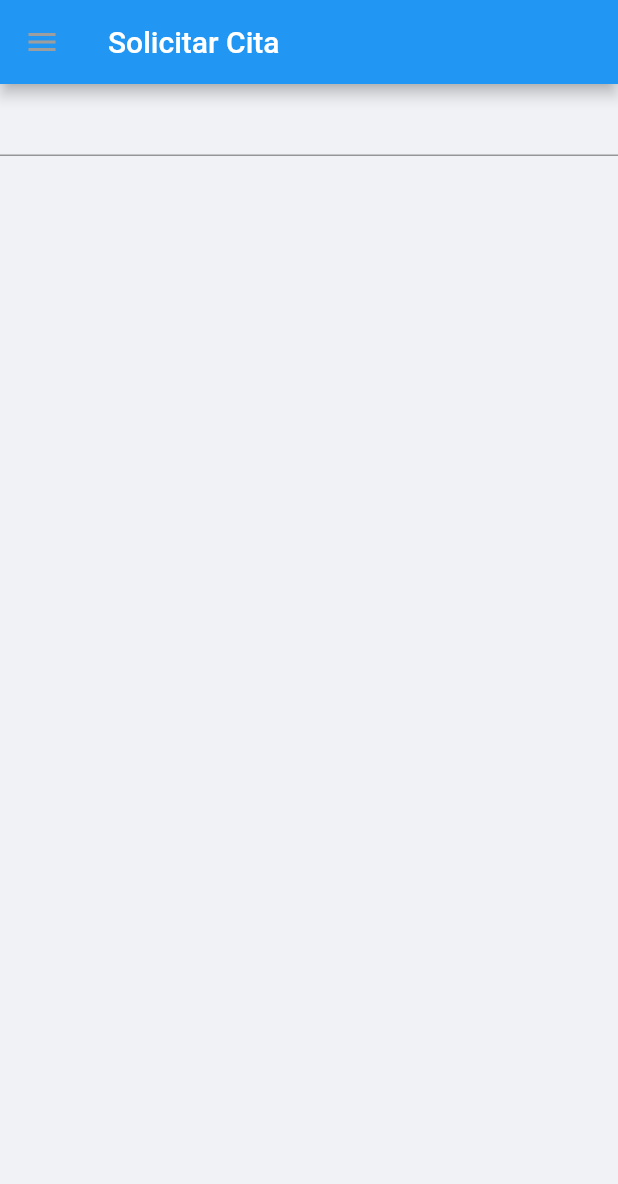
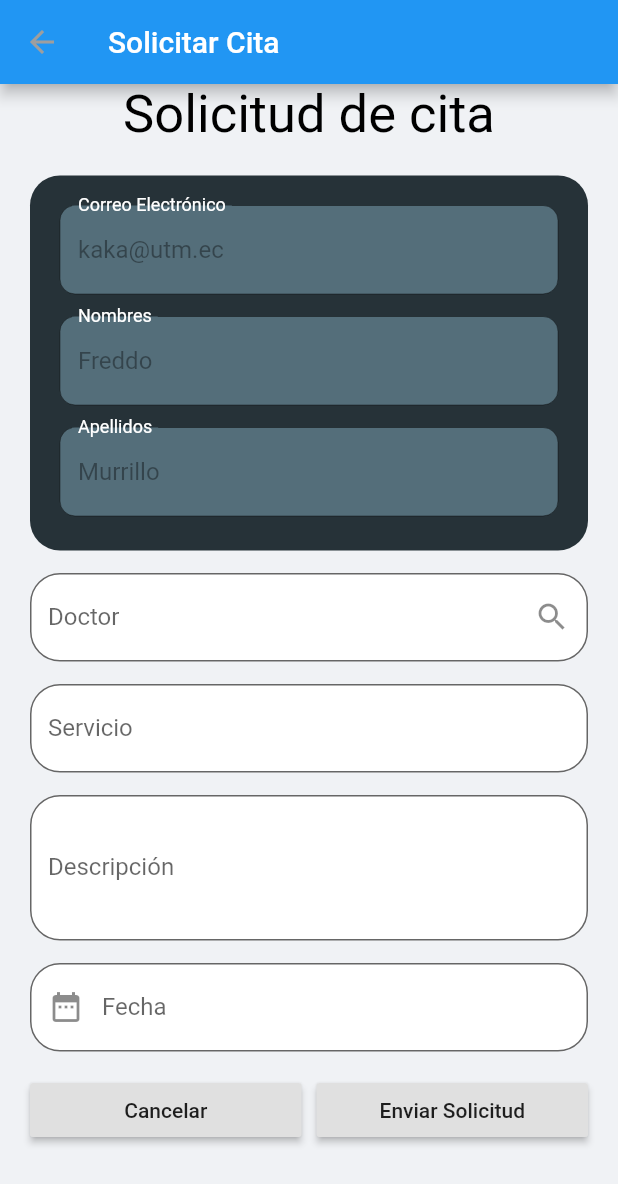
Before and after one commit to FreddyMurillo23/DentCloud, a Flutter app: the AddEvent screen opened by its route, on a phone screen of 412 x 824 dp. Shown: the top 1184 px of the screen. Run offline on Flutter 3.47's test engine with Material 2 defaults, Android fonts, the phone set to English and light mode, and no system bars; drawn by our look-alikes of datetime_picker_formfield; our stand-ins replace flutter_svg, material_design_icons_flutter, shared_preferences, table_calendar; accounts and stored records are empty; network calls fail.

Commit message:
Creación de la Interfaz Añadir Eventos
-Interfaz Añadir Eventos - Terminada 90%
- Creación método Registrar Eventos

```diff
--- a/lib/src/controllers/apointment_ctrl.dart
+++ b/lib/src/controllers/apointment_ctrl.dart
@@ -16,4 +16,13 @@ class EventosCtrl{
     print("object");
     return null;
   }
+
+  static Future<bool> registrarEventos(String ruc, String emailDoc, String emailUser, String service, String descripcion, DateTime fecha) async{
+    final response = await http.get("http://54.197.83.249/PHP_REST_API/api/post/post_medical_appointment.php?business_ruc=$ruc&user_email_doctor=$emailDoc&user_email_patient=$emailUser&business_service=$service&commentary=$descripcion&date_time=$fecha");
+    if (response.statusCode == 200) {
+      return true;
+    } else {
+      return false;
+    }
+  }
 }
--- a/lib/src/pages/agenda/add_event.dart
+++ b/lib/src/pages/agenda/add_event.dart
@@ -1,5 +1,7 @@
+import 'package:datetime_picker_formfield/datetime_picker_formfield.dart';
 import 'package:flutter/material.dart';
-import 'package:muro_dentcloud/src/controllers/doctors_ctrl.dart';
+import 'package:intl/intl.dart';
+import 'package:muro_dentcloud/src/controllers/apointment_ctrl.dart';
 import 'package:muro_dentcloud/src/models/doctors_model.dart';
 import 'package:muro_dentcloud/src/widgets/drawer_appbar.dart';
 import 'package:muro_dentcloud/src/widgets/search_bar.dart';
@@ -10,31 +12,349 @@ class AddEvent extends StatefulWidget {
 }
 
 class _AddEventState extends State<AddEvent> {
+  final formkey = new GlobalKey<FormState>();
+  String doctor, email, descripcion, servicio;
+  DateTime fecha;
+  TextEditingController controlador = TextEditingController();
+  TextEditingController controladorCorreoUser = TextEditingController();
+  TextEditingController controladorNombreUser = TextEditingController();
+  TextEditingController controladorApellidoUser = TextEditingController();
+  final format = DateFormat("yyyy-MM-dd");
 
-  Doctores doctoresGet;
+
+  Doctores doctorSeleccionado;
   List<Doctores> historial = [];
+
+  void validateFields(){
+    final form = formkey.currentState;
+
+  if(form.validate()){
+    form.save();
+    print("Form is valid");
+    EventosCtrl.registrarEventos("1317054888001", "hvargas@utm.ec", "kaka@utm.ec", servicio, descripcion, fecha).then((value){
+      if(value){
+        print("De ley chamo");
+      } else{
+        print("No se pudo burro");
+      }
+    });
+  } else{
+    print('Form is invalid');
+  }
+  }
 
   @override
   void initState() {
     super.initState();
+    controladorCorreoUser.text = "kaka@utm.ec";
+    controladorNombreUser.text = "Freddo";
+    controladorApellidoUser.text = "Murrillo";
   }
 
   @override
   Widget build(BuildContext context) {
     return Scaffold(
-      drawer: NavDrawer(),
       appBar: AppBar(
         title: Text("Solicitar Cita"),
       ),
-      body: Column(
+      body: SingleChildScrollView(
+        child: Column(
+          mainAxisAlignment: MainAxisAlignment.start,
+          mainAxisSize: MainAxisSize.max,
+          children: [
 
-        children: [
-          TextField(
-            onTap: () async{
-              showSearch(context: context, delegate: EventSearchDelegate());
-            },
-          )
-        ],
+            Text("Solicitud de cita",
+                    textAlign: TextAlign.left,
+                      style: TextStyle(
+                        color: Colors.black,
+                        fontSize: 35,
+
+                      ),
+                    ),
+
+            Padding(
+              padding: EdgeInsets.fromLTRB(20, 20, 20, 10),
+              child: Form(
+                key: formkey,
+                child: Column(
+                  children: [
+
+                    //Container Usuario
+                    Row(
+                      mainAxisSize: MainAxisSize.max,
+                      mainAxisAlignment: MainAxisAlignment.start,
+                      crossAxisAlignment: CrossAxisAlignment.center,
+                      children: [
+                        Expanded(
+                          child: Container(
+                            height: 250,
+                            decoration: BoxDecoration(
+                              color: Colors.blueGrey[900],
+                              borderRadius: BorderRadius.all(Radius.circular(20)),
+                            ),
+                            padding: EdgeInsets.fromLTRB(20, 20, 20, 10),
+                            child: Column(
+                              children: [
+                                //Correo Usuario
+                                TextField(
+                                  controller: controladorCorreoUser,
+                                  decoration: InputDecoration(
+                                    filled: true,
+                                    fillColor: Colors.blueGrey[600],
+                                    labelText: "Correo Electrónico",
+                                    labelStyle: TextStyle(
+                                      color: Colors.white,
+                                    ),
+                                    enabled: false,
+                                    border: OutlineInputBorder(
+                                      borderRadius: BorderRadius.all(Radius.circular(10)),
+                                    )
+                                  ),
+                                ),
+                                SizedBox(height: 15,),
+                                //Nombres Usuario
+                                TextField(
+                                  controller: controladorNombreUser,
+                                  decoration: InputDecoration(
+                                    filled: true,
+                                    fillColor: Colors.blueGrey[600],
+                                    labelText: "Nombres",
+                                    labelStyle: TextStyle(
+                                      color: Colors.white,
+                                    ),
+                                    enabled: false,
+                                    border: OutlineInputBorder(
+                                      borderRadius: BorderRadius.all(Radius.circular(10)),
+                                    )
+                                  ),
+                                ),
+                                SizedBox(height: 15,),
+                                //Apellidos Usuario
+                                TextField(
+                                  controller: controladorApellidoUser,
+                                  decoration: InputDecoration(
+                                    filled: true,
+                                    fillColor: Colors.blueGrey[600],
+                                    labelText: "Apellidos",
+                                    labelStyle: TextStyle(
+                                      color: Colors.white,
+                                    ),
+                                    enabled: false,
+                                    border: OutlineInputBorder(
+                                      borderRadius: BorderRadius.all(Radius.circular(10)),
+                                    )
+                                  ),
+                                ),
+                              ],
+                            ),
+                          )
+                        ),
+                      ],
+                    ),
+
+                    SizedBox(height: 15,),
+
+                    //Doctor
+                    Row(
+                      mainAxisSize: MainAxisSize.max,
+                      mainAxisAlignment: MainAxisAlignment.start,
+                      crossAxisAlignment: CrossAxisAlignment.center,
+                      children: [
+
+
+                        //Con datos encontrados
+                        if(doctorSeleccionado != null)
+                        Expanded(
+                          child: new TextFormField(
+                            controller: controlador,
+                            decoration: InputDecoration(
+                              labelText: "Doctor",
+                              filled: true,
+                              fillColor: Colors.white,
+                              enabled: true,
+                              hintText: doctorSeleccionado.doctor,
+                              border: OutlineInputBorder(
+                                borderRadius: BorderRadius.all(Radius.circular(20)),
+                              ),
+                              suffixIcon: GestureDetector(
+                                onTap: ()async{
+                                final seleccionDoctor = await showSearch(context: context, delegate: EventSearchDelegate('Buscar Doctores', historial));
+                                setState(() {
+                                  doctorSeleccionado = seleccionDoctor;
+                                  controlador.text = doctorSeleccionado.doctor;
+                                  if(seleccionDoctor !=null) {this.historial.insert(0, seleccionDoctor);}
+                                });
+                              },
+                                child: Icon(Icons.search),
+                              )
+                            ),
+                            validator: (value) => value.isEmpty ? 'Este campo no puede estar vacio' : null,
+                            onSaved: (value) => doctor = value,
+                          ),
+                        ),
+
+                        //No trae datos de la busqueda o recien inicia la interfaz
+                        if(doctorSeleccionado == null)
+                        Expanded(
+                          child: new TextFormField(
+                            initialValue: null,
+                            decoration: InputDecoration(
+                              labelText: "Doctor",
+                              filled: true,
+                              fillColor: Colors.white,
+                              enabled: true,
+                              hintText: null,
+                              border: OutlineInputBorder(
+                                borderRadius: BorderRadius.all(Radius.circular(20)),
+                              ),
+                              suffixIcon: GestureDetector(
+                                onTap: ()async{
+                                final seleccionDoctor = await showSearch(context: context, delegate: EventSearchDelegate('Buscar Doctores', historial));
+                                setState(() {
+                                  doctorSeleccionado = seleccionDoctor;
+                                  controlador.text = doctorSeleccionado.doctor;
+                                  if(seleccionDoctor !=null) {this.historial.insert(0, seleccionDoctor);}
+                                });
+                              },
+                                child: Icon(Icons.search),
+                              )
+                            ),
+                            validator: (value) => value.isEmpty ? 'Este campo no puede estar vacio' : null,
+                            onSaved: (value) => doctor = value,
+                          ),
+                        ),
+
+                      ],
+                    ),
+
+                    SizedBox(height: 15,),
+
+                    //Servicio
+                    Row(
+                      mainAxisSize: MainAxisSize.max,
+                      mainAxisAlignment: MainAxisAlignment.start,
+                      crossAxisAlignment: CrossAxisAlignment.center,
+                      children: [
+                        Expanded(
+                          child: new TextFormField(
+                            decoration: InputDecoration(
+                              labelText: "Servicio",
+                              filled: true,
+                              fillColor: Colors.white,
+                              enabled: true,
+                              hintText: null,
+                              border: OutlineInputBorder(
+                                borderRadius: BorderRadius.all(Radius.circular(20)),
+                              ),
+                            ),
+                            validator: (value) => value.isEmpty ? 'Este campo no puede estar vacio' : null,
+                            onSaved: (value) => servicio = value,
+                          ),
+                        ),
+                      ],
+                    ),
+
+                    SizedBox(height: 15,),
+
+                    //Descripcion
+                    Row(
+                      mainAxisSize: MainAxisSize.max,
+                      mainAxisAlignment: MainAxisAlignment.start,
+                      crossAxisAlignment: CrossAxisAlignment.center,
+                      children: [
+                        Expanded(
+                          child: new TextFormField(
+                            maxLines: 3,
+                            decoration: InputDecoration(
+                              labelText: "Descripción",
+                              filled: true,
+                              fillColor: Colors.white,
+                              enabled: true,
+                              hintText: null,
+                              border: OutlineInputBorder(
+                                borderRadius: BorderRadius.all(Radius.circular(20)),
+                              ),
+                            ),
+                            validator: (value) => value.isEmpty ? 'Este campo no puede estar vacio' : null,
+                            onSaved: (value) => descripcion = value,
+                          ),
+                        ),
+                      ],
+                    ),
+
+                    SizedBox(height: 15,),
+
+                    //Fecha
+                    Row(
+                      mainAxisSize: MainAxisSize.max,
+                      mainAxisAlignment: MainAxisAlignment.start,
+                      crossAxisAlignment: CrossAxisAlignment.center,
+                      children: [
+                        Expanded(
+                          child: DateTimeField(
+                            decoration: InputDecoration(
+                              labelText: "Fecha",
+                              filled: true,
+                              fillColor: Colors.white,
+                              border: OutlineInputBorder(
+                                borderRadius: BorderRadius.all(Radius.circular(20)),
+                              ),
+                              prefixIcon: Icon(Icons.date_range)
+                            ),
+                            format: format,
+                            onShowPicker: (context, currentValue) {
+                              return showDatePicker(
+                                  context: context,
+                                  firstDate: DateTime(1900),
+                                  initialDate: currentValue ?? DateTime.now(),
+                                  lastDate: DateTime(2100));
+                            },
+                            validator: (DateTime dateTime){
+                              if(dateTime == null) {
+                                return "Este campo no puede estar vacio";
+                              }
+                              return null;
+                            },
+                            onSaved: (DateTime dateTime) => fecha = dateTime,
+                          ),
+                        )
+
+                      ],
+                    ),
+
+                    SizedBox(height: 15,),
+
+                    //Botones
+                    Center(
+                      child: Row(
+                        mainAxisSize: MainAxisSize.max,
+                        mainAxisAlignment: MainAxisAlignment.start,
+                        crossAxisAlignment: CrossAxisAlignment.center,
+                        children: [
+                          Expanded(
+                            child: RaisedButton(
+                              onPressed: (){Navigator.pop(context);},
+                              child: Text("Cancelar"),
+                            ),
+                          ),
+                          SizedBox(width: 10,),
+                          Expanded(
+                            child: RaisedButton(
+                              child: Text("Enviar Solicitud"),
+                              onPressed: (){validateFields();}
+                            ),
+                          )
+
+                        ],
+                      ),
+                    ),
+
+                  ],
+                ),
+              ),
+            ),
+          ],
+        ),
       ),
     );
   }
--- a/lib/src/routes/routes.dart
+++ b/lib/src/routes/routes.dart
@@ -19,10 +19,10 @@ Map<String, WidgetBuilder> getApplicationRoutes() {
     'gps'          : (BuildContext context) => ListaPage(),
     'home'         : (BuildContext context) => HomePage(),
 
-    'agenda'       : (BuildContext context) => AddEvent(),
+    'agenda'       : (BuildContext context) => SignIn(),
     'perfil'       : (BuildContext context) => HomePage(),
 
-    'agenda2'      : (BuildContext context) => Agenda2(),
-    'addagenda'    : (BuildContext context) => SeachAddEvent(),
+    'agenda2'      : (BuildContext context) => Agenda(),
+    'addagenda'    : (BuildContext context) => AddEvent(),
   };
 }
--- a/lib/src/widgets/drawer_appbar.dart
+++ b/lib/src/widgets/drawer_appbar.dart
@@ -40,7 +40,7 @@ class NavDrawer extends StatelessWidget {
             title: Text('Configuración del Perfil'),
             onTap: () => {
               docProv.listarDoctores(),
-              Navigator.of(context).pushReplacementNamed('addagenda')
+              Navigator.of(context).pushReplacementNamed('home')
               },
           ),
           ListTile(
--- a/lib/src/widgets/search_bar.dart
+++ b/lib/src/widgets/search_bar.dart
@@ -4,6 +4,13 @@ import 'package:muro_dentcloud/src/controllers/doctors_ctrl.dart';
 import 'package:muro_dentcloud/src/models/doctors_model.dart';
 
 class EventSearchDelegate extends SearchDelegate<Doctores>{
+
+  @override
+  final String searchFieldLabel;
+  final List<Doctores> historial;
+
+  EventSearchDelegate(this.searchFieldLabel,this.historial);
+
 
   @override
   List<Widget> buildActions(BuildContext context) {
@@ -29,7 +36,7 @@ class EventSearchDelegate extends SearchDelegate<Doctores>{
     Widget buildResults(BuildContext context) {
 
       if(query.trim().length == 0) {
-        return Text('Query vacío');
+        return Center(child: Text('Busqueda Vacia'));
       }
 
       Future<List<Doctores>> futureDoctor;
@@ -50,7 +57,7 @@ class EventSearchDelegate extends SearchDelegate<Doctores>{
 
           if ( snapshot.hasError ) {
             print(snapshot.data);
-            return ListTile( title: Text(snapshot.hasError.toString()) );
+            return ListTile( title: Text('No hay nada con ese Termino') );
           }
 
           return Center(
@@ -68,7 +75,7 @@ class EventSearchDelegate extends SearchDelegate<Doctores>{
 
     @override
     Widget buildSuggestions(BuildContext context) {
-    return ListTile(title: Text("Suggestions"));
+    return _showDoctores(this.historial);
 
   }
 
@@ -79,7 +86,6 @@ class EventSearchDelegate extends SearchDelegate<Doctores>{
         final doctor = doctores[i];
 
         return ListTile(
-          //leading: (doctor.foto = null) ? Image.network(doctor.foto, width: 45,) : '',
           title: Text(doctor.doctor),
           onTap: (){
             this.close(context, doctor);
--- a/pubspec.yaml
+++ b/pubspec.yaml
@@ -33,6 +33,7 @@ dependencies:
   flutter_svg: ^0.18.1
   provider: ^4.3.2
   datetime_picker_formfield: ^1.0.0
+  flutter_datetime_formfield: ^0.1.2
   table_calendar: ^2.2.3
   flutter_clean_calendar: ^1.0.2
   http: ^0.12.2
```
Also changed, not shown: pubspec.lock.
